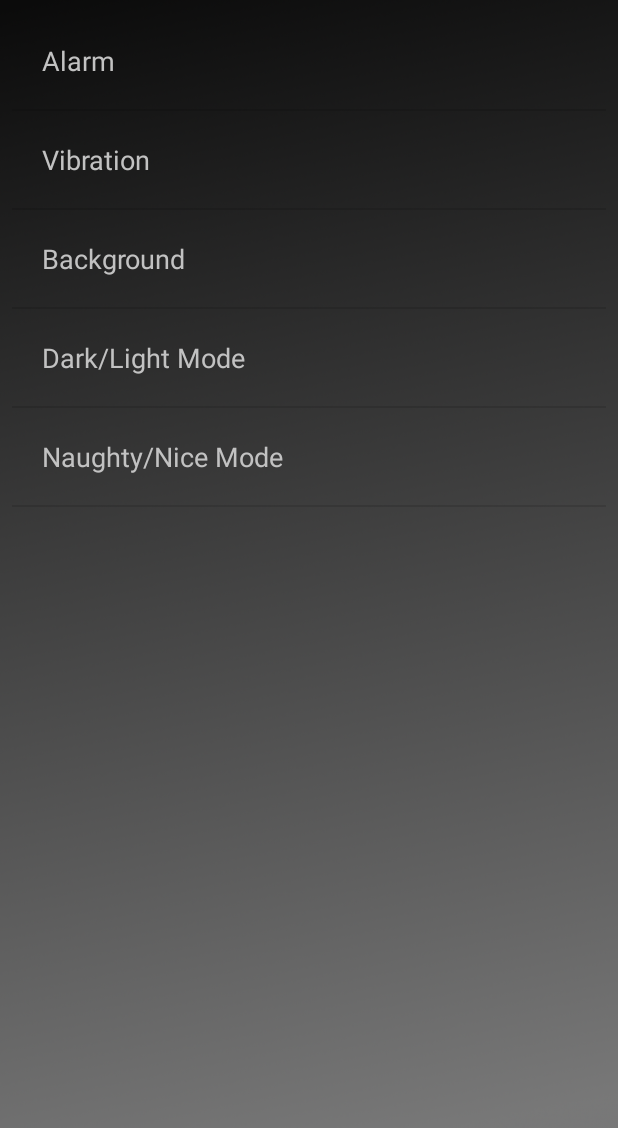
After one commit to triggermike/WhateverYouWant, an Android app: the SettingsActivity screen opened directly, with no data from a screen before it, on a phone screen of 412 x 824 dp. The commit adds this screen. Shown: the top 1128 px of the screen. Run offline under Robolectric (Android 15) with nearby library versions, the phone set to English and light mode, and no system bars.

Commit message:
Initial settings menu commit (#18)
* Established settings menu ui

* Clickable area

* Clickable area

```diff
--- a/app/build.gradle
+++ b/app/build.gradle
@@ -25,7 +25,7 @@ android {
 
 dependencies {
     implementation fileTree(dir: 'libs', include: ['*.jar'])
-    implementation"org.jetbrains.kotlin:kotlin-stdlib-jdk7:$kotlin_version"
+    implementation "org.jetbrains.kotlin:kotlin-stdlib-jdk7:$kotlin_version"
     implementation 'com.android.support:appcompat-v7:27.1.1'
     implementation 'com.github.bumptech.glide:glide:4.7.1'
     annotationProcessor 'com.github.bumptech.glide:compiler:4.7.1'
--- /dev/null
+++ b/app/src/main/java/com/hugheswd/outtatime/SettingsActivity.kt
@@ -0,0 +1,27 @@
+package com.hugheswd.outtatime
+
+import android.support.v7.app.AppCompatActivity
+import android.os.Bundle
+import android.widget.ArrayAdapter
+import java.util.*
+import kotlinx.android.synthetic.main.activity_settings.*
+
+/* Implementation of text view for settings menu
+ */
+
+class SettingsActivity : AppCompatActivity() {
+
+    override fun onCreate(savedInstanceState: Bundle?) {
+        super.onCreate(savedInstanceState)
+        setContentView(R.layout.activity_settings)
+
+        val arrayAdapter = ArrayAdapter<String>(
+                this,
+                R.layout.list_view_settings,
+                ArrayList<String>(Arrays.asList(*resources.getStringArray(R.array.settings_options))))
+
+        lvSettingsMain.adapter = arrayAdapter
+
+    }
+
+}
--- /dev/null
+++ b/app/src/main/res/layout/activity_settings.xml
@@ -0,0 +1,22 @@
+<?xml version="1.0" encoding="utf-8"?>
+<android.support.constraint.ConstraintLayout xmlns:android="http://schemas.android.com/apk/res/android"
+    xmlns:app="http://schemas.android.com/apk/res-auto"
+    xmlns:tools="http://schemas.android.com/tools"
+    android:layout_width="match_parent"
+    android:layout_height="match_parent"
+    android:background="@drawable/bckgrnd"
+    tools:context="com.hugheswd.outtatime.SettingsActivity">
+
+    <ListView
+        android:id="@+id/lvSettingsMain"
+        android:layout_width="0dp"
+        android:layout_height="0dp"
+        android:layout_marginBottom="8dp"
+        android:layout_marginEnd="8dp"
+        android:layout_marginStart="8dp"
+        android:layout_marginTop="8dp"
+        app:layout_constraintBottom_toBottomOf="parent"
+        app:layout_constraintEnd_toEndOf="parent"
+        app:layout_constraintStart_toStartOf="parent"
+        app:layout_constraintTop_toTopOf="parent" />
+</android.support.constraint.ConstraintLayout>
--- /dev/null
+++ b/app/src/main/res/layout/list_view_settings.xml
@@ -0,0 +1,14 @@
+<?xml version="1.0" encoding="utf-8"?>
+
+<TextView xmlns:android="http://schemas.android.com/apk/res/android"
+    xmlns:app="http://schemas.android.com/apk/res-auto"
+    xmlns:tools="http://schemas.android.com/tools"
+    android:id="@+id/tvSettingsLabel"
+    android:layout_width="match_parent"
+    android:layout_height="wrap_content"
+    android:textSize="@dimen/settingsItemTextSize"
+    android:textColor="@color/colorBackground"
+    android:padding="@dimen/settingsItemPadding"
+    tools:layout_editor_absoluteX="8dp"
+    tools:layout_editor_absoluteY="8dp"
+    />
--- /dev/null
+++ b/app/src/main/res/values/dimen.xml
@@ -0,0 +1,5 @@
+<?xml version="1.0" encoding="utf-8"?>
+<resources>
+    <dimen name="settingsItemPadding">20dp</dimen>
+    <dimen name="settingsItemTextSize">18sp</dimen>
+</resources>
--- a/app/src/main/res/values/strings.xml
+++ b/app/src/main/res/values/strings.xml
@@ -21,4 +21,12 @@
     <string name="alert_pewpew">LASER PARTY! Why aren\'t you dancing?</string>
     <string name="alert_squeep">What the hell was that?!?</string>
     <string name="alert_super_storm">IT\'S MY JAM! DANCE!!</string>
+
+    <array name="settings_options">
+        <item>Alarm</item>
+        <item>Vibration</item>
+        <item>Background</item>
+        <item>Dark/Light Mode</item>
+        <item>Naughty/Nice Mode</item>
+    </array>
 </resources>
--- a/build.gradle
+++ b/build.gradle
@@ -1,13 +1,13 @@
 // Top-level build file where you can add configuration options common to all sub-projects/modules.
 
 buildscript {
-    ext.kotlin_version = '1.2.50'
+    ext.kotlin_version = '1.2.51'
     repositories {
         google()
         jcenter()
     }
     dependencies {
-        classpath 'com.android.tools.build:gradle:3.1.3'
+        classpath 'com.android.tools.build:gradle:3.1.4'
         classpath "org.jetbrains.kotlin:kotlin-gradle-plugin:$kotlin_version"
 
         // NOTE: Do not place your application dependencies here; they belong
```
Also changed, not shown: app/src/main/AndroidManifest.xml (+4 -3 lines), app/src/main/java/com/hugheswd/outtatime/MainActivity.kt (+10 -0 lines), app/src/main/res/layout/activity_main.xml (+18 -0 lines), app/src/main/res/drawable/bckgrnd.png.
